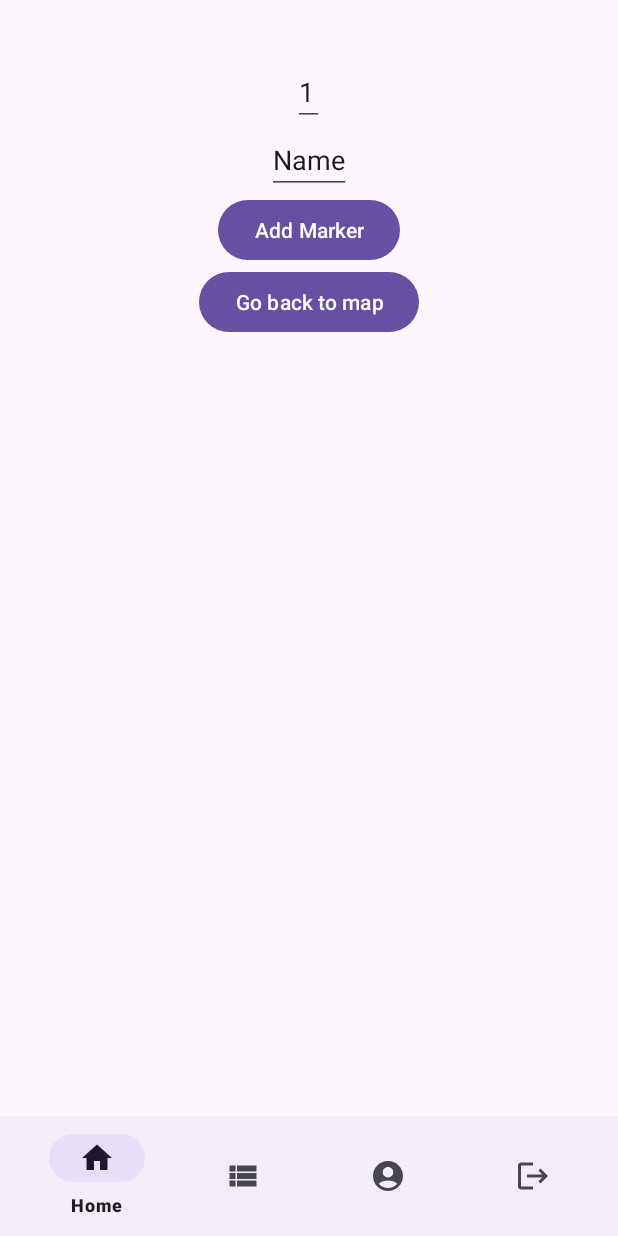
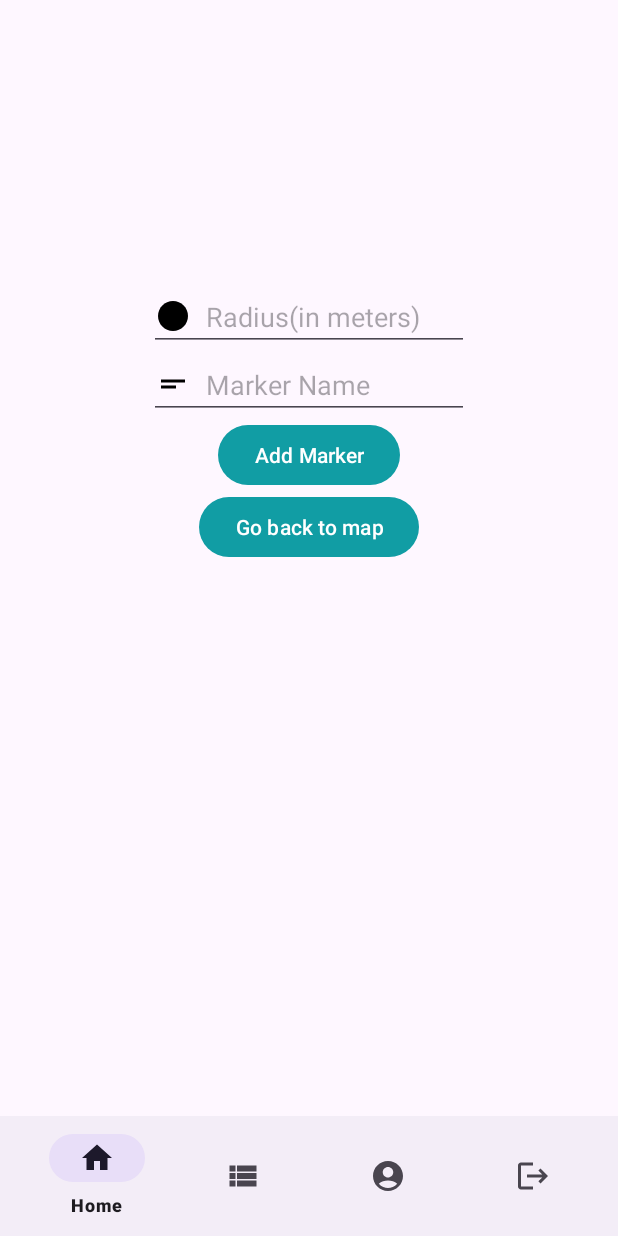
Before and after one commit to simeon1534/AlarmingMobileApp, an Android app: the fragment AddMarker placed in its activity, on a phone screen of 412 x 824 dp. Run offline under Robolectric (Android 15) with nearby library versions, the phone set to English and light mode, and no system bars.

Commit message:
handled permissions and location checks at app startup,some color changes and cleanup of unececarry resources

```diff
--- a/app/build.gradle.kts
+++ b/app/build.gradle.kts
@@ -45,16 +45,13 @@ dependencies {
     implementation("androidx.appcompat:appcompat:1.6.1")
     implementation("com.google.android.material:material:1.10.0")
     implementation("androidx.constraintlayout:constraintlayout:2.1.4")
-    implementation("com.google.firebase:firebase-auth-ktx:22.1.2")
-    implementation("com.google.firebase:firebase-auth:22.1.2")
     implementation("com.google.android.gms:play-services-maps:18.2.0")
     implementation("com.google.android.gms:play-services-location:21.0.1")
     implementation("androidx.legacy:legacy-support-v4:1.0.0")
     implementation("androidx.recyclerview:recyclerview:1.3.0")
-    implementation("com.google.firebase:firebase-database:20.3.0")
-    implementation ("com.firebaseui:firebase-ui-database:7.2.0")
     implementation ("androidx.room:room-common:2.6.0")
     implementation ("androidx.room:room-runtime:2.6.0")
+    implementation ("io.github.ParkSangGwon:tedpermission-normal:3.3.0")
     testImplementation("junit:junit:4.13.2")
     androidTestImplementation("androidx.test.ext:junit:1.1.5")
     androidTestImplementation("androidx.test.espresso:espresso-core:3.5.1")
--- a/app/src/main/java/com/example/alarmingmobileapp/AddMarker.java
+++ b/app/src/main/java/com/example/alarmingmobileapp/AddMarker.java
@@ -17,10 +17,7 @@ import android.widget.Toast;
 
 import com.example.alarmingmobileapp.Models.MarkerModel;
 import com.google.android.gms.maps.model.LatLng;
-import com.google.android.gms.maps.model.Marker;
-import com.google.firebase.auth.FirebaseAuth;
-import com.google.firebase.auth.FirebaseUser;
-import com.google.firebase.database.FirebaseDatabase;
+
 
 /**
  * A simple {@link Fragment} subclass.
@@ -44,13 +41,9 @@ public class AddMarker extends Fragment {
     private Button addMarkerButton;
     private Button goBackBtn;
 
-    FirebaseDatabase db;
     private EditText radius;
     private EditText name;
 
-    FirebaseUser currentUser;
-    FirebaseAuth auth;
-    private String userId;
 
 
 
@@ -71,10 +64,6 @@ public class AddMarker extends Fragment {
     @Override
     public void onCreate(Bundle savedInstanceState) {
         super.onCreate(savedInstanceState);
-        db = FirebaseDatabase.getInstance("https://android-project-d7ebc-default-rtdb.europe-west1.firebasedatabase.app");
-        auth = FirebaseAuth.getInstance();
-        currentUser = auth.getCurrentUser();
-        userId=currentUser.getUid();
     }
 
     @Override
--- a/app/src/main/java/com/example/alarmingmobileapp/ListMarkers.java
+++ b/app/src/main/java/com/example/alarmingmobileapp/ListMarkers.java
@@ -86,7 +86,7 @@ public class ListMarkers extends Fragment {
         for (MarkerModel marker:markers){
             String markerName="Marker name: "+marker.getName();
             String cordinates="Cordinates: "+marker.getLatitude()+", "+marker.getLongtitude();
-            String markerRadius="Marker Radius: " +String.valueOf(marker.getRadius());
+            String markerRadius="Marker Radius: " +String.valueOf(marker.getRadius())+ " meters";
             markerData=markerName+ "\n" +markerRadius+ "\n"+cordinates;
             adapter.add(markerData);
             adapter.notifyDataSetChanged();
--- a/app/src/main/java/com/example/alarmingmobileapp/MainActivity.java
+++ b/app/src/main/java/com/example/alarmingmobileapp/MainActivity.java
@@ -1,50 +1,23 @@
 package com.example.alarmingmobileapp;
 
-import androidx.annotation.NonNull;
 import androidx.appcompat.app.AppCompatActivity;
-import androidx.core.app.ActivityCompat;
-import androidx.core.content.ContextCompat;
 import androidx.fragment.app.Fragment;
 import androidx.fragment.app.FragmentManager;
 import androidx.fragment.app.FragmentTransaction;
 
-import android.Manifest;
 import android.content.Intent;
-import android.content.pm.PackageManager;
-import android.location.Location;
-import android.os.Build;
 import android.os.Bundle;
 import android.view.WindowManager;
-import android.widget.Toast;
 
 import com.example.alarmingmobileapp.databinding.ActivityMainBinding;
-import com.google.android.gms.location.FusedLocationProviderClient;
-import com.google.android.gms.location.LocationCallback;
-import com.google.android.gms.location.LocationRequest;
-import com.google.android.gms.location.LocationServices;
-import com.google.android.gms.maps.CameraUpdate;
-import com.google.android.gms.maps.CameraUpdateFactory;
-import com.google.android.gms.maps.GoogleMap;
-import com.google.android.gms.maps.OnMapReadyCallback;
-import com.google.android.gms.maps.SupportMapFragment;
-import com.google.android.gms.maps.model.LatLng;
-import com.google.android.gms.maps.model.Marker;
-import com.google.android.gms.maps.model.MarkerOptions;
-import com.google.android.gms.tasks.OnSuccessListener;
-import com.google.android.gms.tasks.Task;
-import com.google.firebase.auth.FirebaseAuth;
-import com.google.firebase.auth.FirebaseUser;
+
+
 
 
 
 public class MainActivity extends AppCompatActivity {
 
     ActivityMainBinding binding;
-
-    FirebaseUser currentUser;
-    FirebaseAuth auth;
-    SupportMapFragment supportMapFragment;
-    FusedLocationProviderClient fusedLocationProviderClient;
 
 
     @Override
@@ -54,15 +27,6 @@ public class MainActivity extends AppCompatActivity {
         setContentView(binding.getRoot());
         getWindow().setFlags(WindowManager.LayoutParams.FLAG_FULLSCREEN, WindowManager.LayoutParams.FLAG_FULLSCREEN);
         startService(new Intent(this,LocationService.class));
-        auth = FirebaseAuth.getInstance();
-        currentUser = auth.getCurrentUser();
-        String username = currentUser.getDisplayName();
-        Toast.makeText(MainActivity.this, "Authentication successful " + username, Toast.LENGTH_SHORT).show();
-        if (currentUser == null) {
-            Intent intent = new Intent(getApplicationContext(), Login.class);
-            startActivity(intent);
-            finish();
-        }
         replaceFragment(new MapsFragment());
         binding.bottomNavMenu.setBackground(null);
         binding.bottomNavMenu.setOnItemSelectedListener(item -> {
@@ -74,9 +38,7 @@ public class MainActivity extends AppCompatActivity {
                 replaceFragment((new ListMarkers()));
             }
             if (itemId == R.id.logout) {
-                FirebaseAuth.getInstance().signOut();
-                Intent intent = new Intent(MainActivity.this, Login.class);
-                startActivity(intent);
+                stopService(new Intent(this,LocationService.class));
                 finish();
             }
             return true;
--- /dev/null
+++ b/app/src/main/res/drawable/baseline_circle_24.xml
@@ -0,0 +1,5 @@
+<vector android:height="24dp" android:tint="#000000"
+    android:viewportHeight="24" android:viewportWidth="24"
+    android:width="24dp" xmlns:android="http://schemas.android.com/apk/res/android">
+    <path android:fillColor="@android:color/white" android:pathData="M12,2C6.47,2 2,6.47 2,12s4.47,10 10,10 10,-4.47 10,-10S17.53,2 12,2z"/>
+</vector>
--- /dev/null
+++ b/app/src/main/res/drawable/baseline_short_text_24.xml
@@ -0,0 +1,5 @@
+<vector android:autoMirrored="true" android:height="24dp"
+    android:tint="#000000" android:viewportHeight="24"
+    android:viewportWidth="24" android:width="24dp" xmlns:android="http://schemas.android.com/apk/res/android">
+    <path android:fillColor="@android:color/white" android:pathData="M4,9h16v2H4V9zM4,13h10v2H4V13z"/>
+</vector>
--- a/app/src/main/res/layout/fragment_add_marker.xml
+++ b/app/src/main/res/layout/fragment_add_marker.xml
@@ -24,13 +24,21 @@
     <EditText
         android:layout_width="wrap_content"
         android:layout_height="wrap_content"
-        android:id="@+id/radius"
-        android:text="1"/>
+        android:layout_marginTop="150dp"
+        android:ems="10"
+        android:drawableStart="@drawable/baseline_circle_24"
+        android:drawablePadding="10dp"
+        android:hint="Radius(in meters)"
+        android:inputType="number"
+        android:id="@+id/radius" />
     <EditText
         android:layout_width="wrap_content"
         android:layout_height="wrap_content"
+        android:drawableStart="@drawable/baseline_short_text_24"
+        android:drawablePadding="10dp"
+        android:ems="10"
         android:id="@+id/name"
-        android:text="Name"/>
+        android:hint="Marker Name"/>
     <Button
         android:layout_width="wrap_content"
         android:layout_height="wrap_content"
--- a/app/src/main/res/values/colors.xml
+++ b/app/src/main/res/values/colors.xml
@@ -8,4 +8,7 @@
     <color name="black">#FF000000</color>
     <color name="white">#FFFFFFFF</color>
     <color name="lavender">#8692f7</color>
+    <color name="primari">#119DA4</color>
+    <color name="secondari">#0C7489</color>
+    <color name="status">#13505B</color>
 </resources>
--- a/app/src/main/res/values/themes.xml
+++ b/app/src/main/res/values/themes.xml
@@ -1,8 +1,9 @@
 <resources xmlns:tools="http://schemas.android.com/tools">
     <!-- Base application theme. -->
     <style name="Base.Theme.AlarmingMobileApp" parent="Theme.Material3.DayNight.NoActionBar">
-        <!-- Customize your light theme here. -->
-        <!-- <item name="colorPrimary">@color/my_light_primary</item> -->
+        <item name="colorPrimary">@color/primari</item>
+        <item name="colorSecondary">@color/secondari</item>
+        <item name="android:statusBarColor">@color/status</item>
     </style>
 
     <style name="Theme.AlarmingMobileApp" parent="Base.Theme.AlarmingMobileApp" />
```
Also changed, not shown: app/src/main/AndroidManifest.xml (+3 -7 lines), app/src/main/java/com/example/alarmingmobileapp/LocationService.java (+31 -17 lines), app/src/main/java/com/example/alarmingmobileapp/Login.java (+59 -67 lines), app/src/main/java/com/example/alarmingmobileapp/Register.java (deleted, +0 -95 lines), app/src/main/res/layout/activity_login.xml (+9 -71 lines), app/src/main/res/layout/activity_register.xml (deleted, +0 -86 lines).
